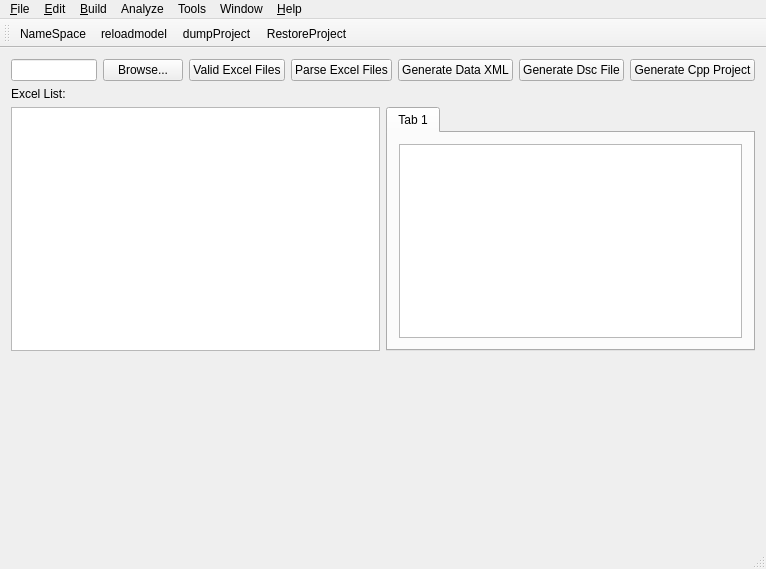
First picture: the form in mainwindow.ui, repository LMiceOrg/Modelingtools, before the edit.
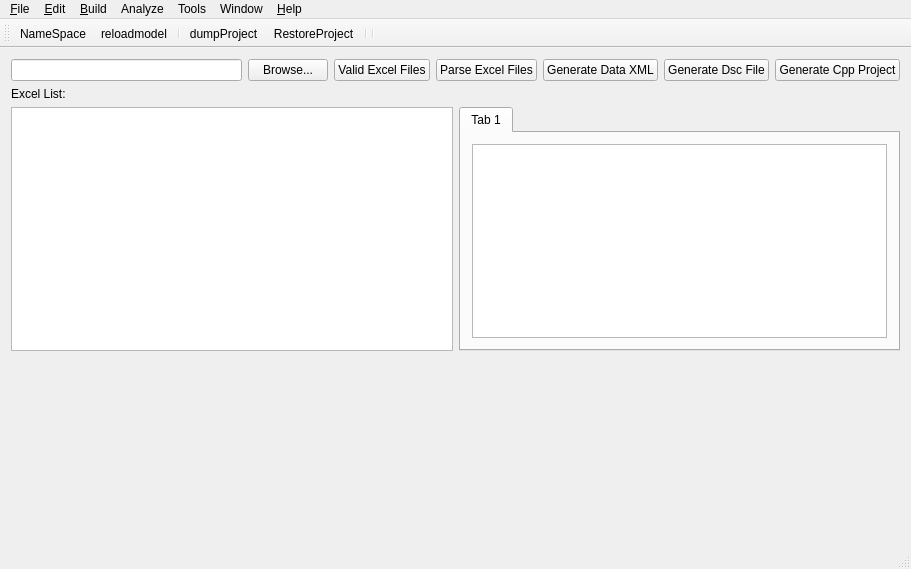
Second picture: the form after the edit. Custom widgets are drawn as their Qt base class.

Diff of the .ui file:
```diff
--- a/mainwindow.ui
+++ b/mainwindow.ui
@@ -6,7 +6,7 @@
    <rect>
     <x>0</x>
     <y>0</y>
-    <width>766</width>
+    <width>911</width>
     <height>569</height>
    </rect>
   </property>
@@ -135,7 +135,7 @@
     <rect>
      <x>0</x>
      <y>0</y>
-     <width>766</width>
+     <width>911</width>
      <height>22</height>
     </rect>
    </property>
@@ -228,8 +228,11 @@
    </attribute>
    <addaction name="actionNameSpace"/>
    <addaction name="actionReloadmodel"/>
+   <addaction name="separator"/>
    <addaction name="actionDumpProject"/>
    <addaction name="actionRestoreProject"/>
+   <addaction name="separator"/>
+   <addaction name="separator"/>
   </widget>
   <widget class="QStatusBar" name="statusBar"/>
   <action name="actionNameSpace">
```
Left out of the diff: 10 changed lines with no effect on the pictures.
